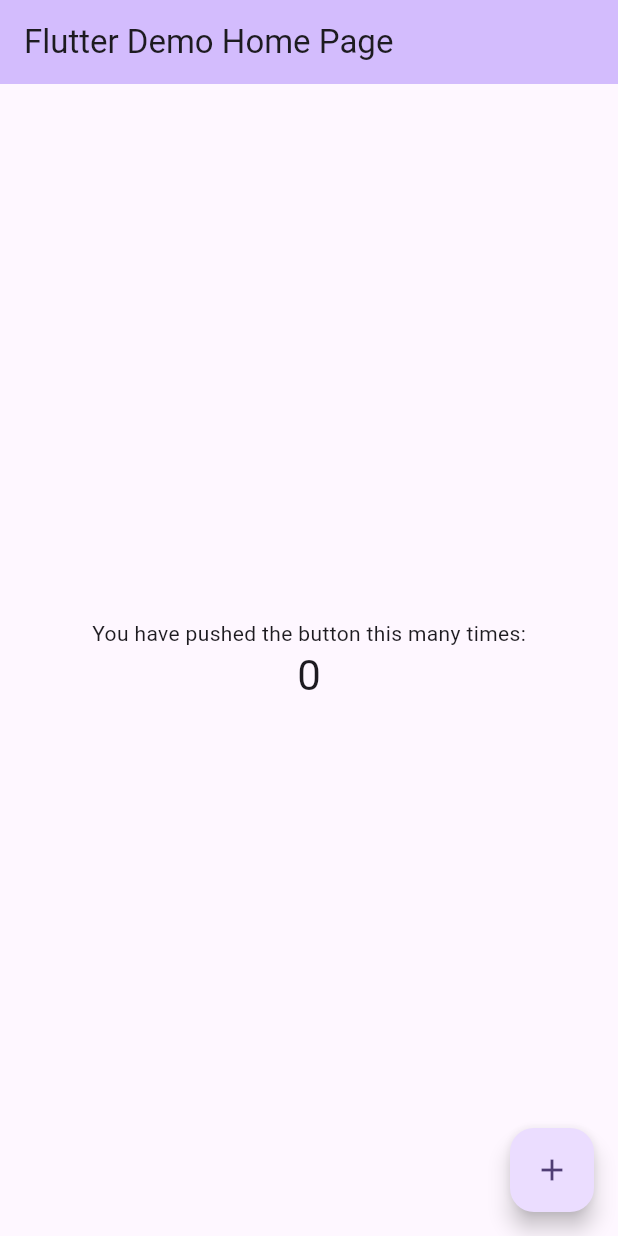
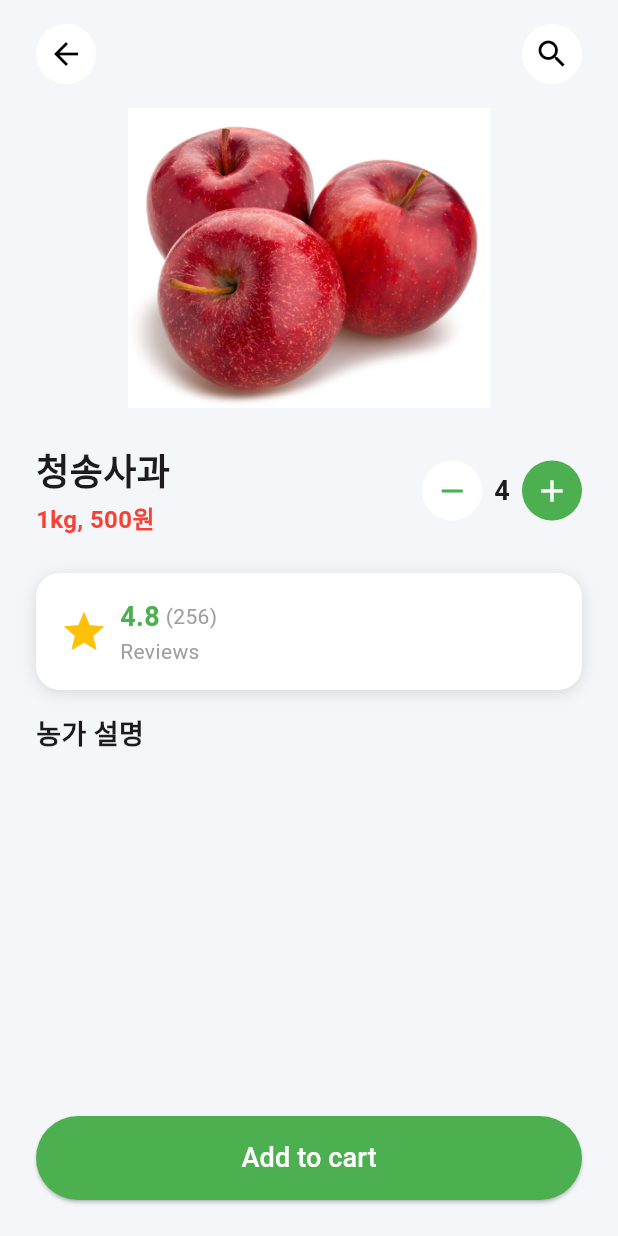
Before and after one commit to riverblue72/khuthon, a Flutter app: the screen it shows after launch, on a phone screen of 412 x 824 dp. Run offline on Flutter 3.47's test engine with Material 3 defaults, Android fonts, the phone set to English and light mode, and no system bars.

Commit message:
페이지 첫시도

```diff
--- a/lib/main.dart
+++ b/lib/main.dart
@@ -31,95 +31,146 @@
         colorScheme: ColorScheme.fromSeed(seedColor: Colors.deepPurple),
         useMaterial3: true,
       ),
-      home: const MyHomePage(title: 'Flutter Demo Home Page'),
+      home: const ProductDetailPage(),
+      debugShowCheckedModeBanner: false,
     );
   }
 }
 
-class MyHomePage extends StatefulWidget {
-  const MyHomePage({super.key, required this.title});
-
-  // This widget is the home page of your application. It is stateful, meaning
-  // that it has a State object (defined below) that contains fields that affect
-  // how it looks.
-
-  // This class is the configuration for the state. It holds the values (in this
-  // case the title) provided by the parent (in this case the App widget) and
-  // used by the build method of the State. Fields in a Widget subclass are
-  // always marked "final".
-
-  final String title;
-
-  @override
-  State<MyHomePage> createState() => _MyHomePageState();
-}
-
-class _MyHomePageState extends State<MyHomePage> {
-  int _counter = 0;
-
-  void _incrementCounter() {
-    setState(() {
-      // This call to setState tells the Flutter framework that something has
-      // changed in this State, which causes it to rerun the build method below
-      // so that the display can reflect the updated values. If we changed
-      // _counter without calling setState(), then the build method would not be
-      // called again, and so nothing would appear to happen.
-      _counter++;
-    });
-  }
+class ProductDetailPage extends StatelessWidget {
+  const ProductDetailPage({super.key});
 
   @override
   Widget build(BuildContext context) {
-    // This method is rerun every time setState is called, for instance as done
-    // by the _incrementCounter method above.
-    //
-    // The Flutter framework has been optimized to make rerunning build methods
-    // fast, so that you can just rebuild anything that needs updating rather
-    // than having to individually change instances of widgets.
     return Scaffold(
-      appBar: AppBar(
-        // TRY THIS: Try changing the color here to a specific color (to
-        // Colors.amber, perhaps?) and trigger a hot reload to see the AppBar
-        // change color while the other colors stay the same.
-        backgroundColor: Theme.of(context).colorScheme.inversePrimary,
-        // Here we take the value from the MyHomePage object that was created by
-        // the App.build method, and use it to set our appbar title.
-        title: Text(widget.title),
-      ),
-      body: Center(
-        // Center is a layout widget. It takes a single child and positions it
-        // in the middle of the parent.
+      backgroundColor: const Color(0xFFF5F6FA), // 연한 회색 배경
+      body: SafeArea(
         child: Column(
-          // Column is also a layout widget. It takes a list of children and
-          // arranges them vertically. By default, it sizes itself to fit its
-          // children horizontally, and tries to be as tall as its parent.
-          //
-          // Column has various properties to control how it sizes itself and
-          // how it positions its children. Here we use mainAxisAlignment to
-          // center the children vertically; the main axis here is the vertical
-          // axis because Columns are vertical (the cross axis would be
-          // horizontal).
-          //
-          // TRY THIS: Invoke "debug painting" (choose the "Toggle Debug Paint"
-          // action in the IDE, or press "p" in the console), to see the
-          // wireframe for each widget.
-          mainAxisAlignment: MainAxisAlignment.center,
-          children: <Widget>[
-            const Text(
-              'You have pushed the button this many times:',
+          children: [
+            // 상단 이미지와 아이콘
+            Padding(
+              padding: const EdgeInsets.symmetric(horizontal: 24, vertical: 16),
+              child: Row(
+                mainAxisAlignment: MainAxisAlignment.spaceBetween,
+                children: [
+                  CircleAvatar(
+                    backgroundColor: Colors.white,
+                    child: Icon(Icons.arrow_back, color: Colors.black),
+                  ),
+                  CircleAvatar(
+                    backgroundColor: Colors.white,
+                    child: Icon(Icons.search, color: Colors.black),
+                  ),
+                ],
+              ),
             ),
-            Text(
-              '$_counter',
-              style: Theme.of(context).textTheme.headlineMedium,
+            Image.asset(
+              'assets/images/apple.png',
+              height: 200,
+              fit: BoxFit.contain,
+            ),
+            const SizedBox(height: 24),
+            // 상품명, 가격, 수량
+            Padding(
+              padding: const EdgeInsets.symmetric(horizontal: 24),
+              child: Row(
+                children: [
+                  Expanded(
+                    child: Column(
+                      crossAxisAlignment: CrossAxisAlignment.start,
+                      children: [
+                        Text('청송사과', style: TextStyle(fontSize: 24, fontWeight: FontWeight.bold)),
+                        const SizedBox(height: 4),
+                        Text('1kg, 500원', style: TextStyle(color: Colors.red, fontSize: 16, fontWeight: FontWeight.bold)),
+                      ],
+                    ),
+                  ),
+                  Row(
+                    children: [
+                      CircleAvatar(
+                        backgroundColor: Colors.white,
+                        child: Icon(Icons.remove, color: Colors.green),
+                      ),
+                      const SizedBox(width: 8),
+                      Text('4', style: TextStyle(fontSize: 18, fontWeight: FontWeight.bold)),
+                      const SizedBox(width: 8),
+                      CircleAvatar(
+                        backgroundColor: Colors.green,
+                        child: Icon(Icons.add, color: Colors.white),
+                      ),
+                    ],
+                  ),
+                ],
+              ),
+            ),
+            const SizedBox(height: 24),
+            // 별점 카드
+            Padding(
+              padding: const EdgeInsets.symmetric(horizontal: 24),
+              child: Container(
+                decoration: BoxDecoration(
+                  color: Colors.white,
+                  borderRadius: BorderRadius.circular(16),
+                  boxShadow: [
+                    BoxShadow(
+                      color: Colors.black12,
+                      blurRadius: 8,
+                      offset: Offset(0, 2),
+                    ),
+                  ],
+                ),
+                padding: const EdgeInsets.all(16),
+                child: Row(
+                  children: [
+                    Icon(Icons.star, color: Colors.amber, size: 32),
+                    const SizedBox(width: 8),
+                    Column(
+                      crossAxisAlignment: CrossAxisAlignment.start,
+                      children: [
+                        Row(
+                          children: [
+                            Text('4.8', style: TextStyle(color: Colors.green, fontWeight: FontWeight.bold, fontSize: 18)),
+                            Text(' (256)', style: TextStyle(color: Colors.grey)),
+                          ],
+                        ),
+                        Text('Reviews', style: TextStyle(color: Colors.grey)),
+                      ],
+                    ),
+                  ],
+                ),
+              ),
+            ),
+            const SizedBox(height: 16),
+            // 농가 설명
+            Padding(
+              padding: const EdgeInsets.symmetric(horizontal: 24),
+              child: Align(
+                alignment: Alignment.centerLeft,
+                child: Text('농가 설명', style: TextStyle(fontSize: 18, fontWeight: FontWeight.bold)),
+              ),
+            ),
+            const Spacer(),
+            // Add to cart 버튼
+            Padding(
+              padding: const EdgeInsets.all(24),
+              child: SizedBox(
+                width: double.infinity,
+                height: 56,
+                child: ElevatedButton(
+                  style: ElevatedButton.styleFrom(
+                    backgroundColor: Colors.green,
+                    shape: RoundedRectangleBorder(
+                      borderRadius: BorderRadius.circular(32),
+                    ),
+                  ),
+                  onPressed: () {},
+                  child: Text('Add to cart', style: TextStyle(fontSize: 18, color: Colors.white)),
+                ),
+              ),
             ),
           ],
         ),
       ),
-      floatingActionButton: FloatingActionButton(
-        onPressed: _incrementCounter,
-        tooltip: 'Increment',
-        child: const Icon(Icons.add),
-      ), // This trailing comma makes auto-formatting nicer for build methods.
     );
   }
 }
--- a/pubspec.yaml
+++ b/pubspec.yaml
@@ -58,6 +58,9 @@ flutter:
   # the material Icons class.
   uses-material-design: true
 
+  assets:
+    - assets/images/
+
   # To add assets to your application, add an assets section, like this:
   # assets:
   #   - images/a_dot_burr.jpeg
```
Also changed, not shown: assets/images/apple.png (added), pubspec.lock, 2 other files.
